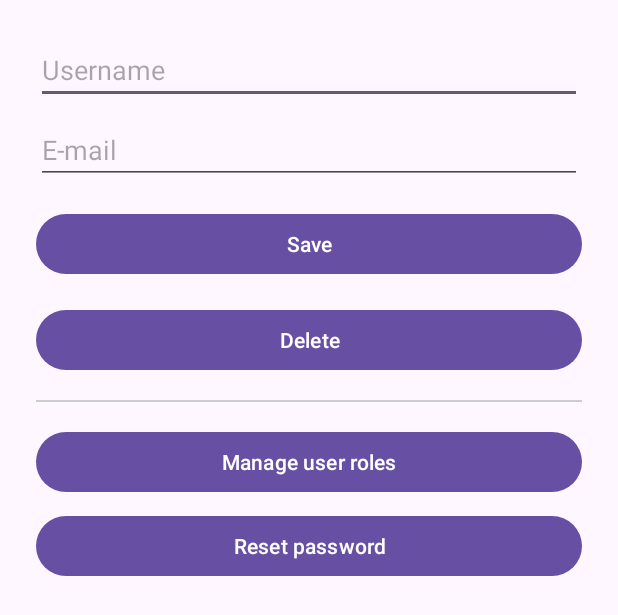
After one commit to Kr3n3r/rallyfotografico, an Android app: the layout dialog_manage_user.xml on its own in the app's theme, with its tools: preview values and no code run, on a phone screen of 412 x 824 dp. The commit adds this screen. Shown: the top 615 px of the screen. Run offline under Robolectric (Android 15) with nearby library versions, the phone set to English and light mode, and no system bars.

Commit message:
Manage users and groups and more

```diff
--- a/app/src/main/java/client/model/PatchedUser.java
+++ b/app/src/main/java/client/model/PatchedUser.java
@@ -27,7 +27,7 @@ public class PatchedUser {
   @SerializedName("email")
   private String email = null;
   @SerializedName("groups")
-  private List<URI> groups = null;
+  private List<String> groups = null;
   @SerializedName("photos")
   private String photos = null;
 
@@ -66,10 +66,10 @@ public class PatchedUser {
    * The groups this user belongs to. A user will get all permissions granted to each of their groups.
    **/
   @ApiModelProperty(value = "The groups this user belongs to. A user will get all permissions granted to each of their groups.")
-  public List<URI> getGroups() {
+  public List<String> getGroups() {
     return groups;
   }
-  public void setGroups(List<URI> groups) {
+  public void setGroups(List<String> groups) {
     this.groups = groups;
   }
 
--- a/app/src/main/java/client/model/User.java
+++ b/app/src/main/java/client/model/User.java
@@ -27,7 +27,7 @@ public class User {
   @SerializedName("email")
   private String email = null;
   @SerializedName("groups")
-  private List<URI> groups = null;
+  private List<String> groups = null;
   @SerializedName("photos")
   private List<URI> photos = null;
   @SerializedName("password")
@@ -68,10 +68,10 @@ public class User {
    * The groups this user belongs to. A user will get all permissions granted to each of their groups.
    **/
   @ApiModelProperty(value = "The groups this user belongs to. A user will get all permissions granted to each of their groups.")
-  public List<URI> getGroups() {
+  public List<String> getGroups() {
     return groups;
   }
-  public void setGroups(List<URI> groups) {
+  public void setGroups(List<String> groups) {
     this.groups = groups;
   }
 
--- a/app/src/main/java/es/alejandromarmol/rallyfotografico/LogInActivity.java
+++ b/app/src/main/java/es/alejandromarmol/rallyfotografico/LogInActivity.java
@@ -66,7 +66,7 @@ public class LogInActivity extends AppCompatActivity {
                     Session.setToken(token, this);
 
                     runOnUiThread(() -> {
-                        Utils.showMessage(this, getString(R.string.notification_user_successfully_auth_body), Utils.MessageType.ERROR);
+                        Utils.showMessage(this, getString(R.string.notification_user_successfully_auth_body), Utils.MessageType.OK);
                         // Solo aquí lanzamos el Intent
                         Intent intent = new Intent(this, ContestActivity.class);
                         startActivity(intent);
--- a/app/src/main/java/es/alejandromarmol/rallyfotografico/SignUpActivity.java
+++ b/app/src/main/java/es/alejandromarmol/rallyfotografico/SignUpActivity.java
@@ -27,6 +27,7 @@ import java.util.List;
 
 import client.ApiException;
 import client.api.AuthApi;
+import client.api.RolesApi;
 import client.api.UsersApi;
 import client.model.User;
 
@@ -144,7 +145,7 @@ public class SignUpActivity extends AppCompatActivity {
                 user.setUsername(username);
                 user.setPassword(password);
                 user.setEmail(email);
-                List<URI> groups = new ArrayList<>();
+                List<String> groups = new ArrayList<>();
                 user.setGroups(groups);
 
                 usersApi.usersCreate(user);
--- /dev/null
+++ b/app/src/main/res/layout/dialog_manage_user.xml
@@ -0,0 +1,57 @@
+<?xml version="1.0" encoding="utf-8"?>
+<LinearLayout xmlns:android="http://schemas.android.com/apk/res/android"
+    android:orientation="vertical"
+    android:padding="24dp"
+    android:layout_width="match_parent"
+    android:layout_height="wrap_content">
+
+    <EditText
+        android:id="@+id/inputUsername"
+        android:layout_width="match_parent"
+        android:layout_height="wrap_content"
+        android:hint="@string/username_hint"
+        android:inputType="textPersonName" />
+
+    <EditText
+        android:id="@+id/inputEmail"
+        android:layout_width="match_parent"
+        android:layout_height="wrap_content"
+        android:hint="@string/email_hint"
+        android:inputType="textEmailAddress"
+        android:layout_marginTop="8dp" />
+
+    <Button
+        android:id="@+id/buttonSaveUser"
+        android:layout_width="match_parent"
+        android:layout_height="wrap_content"
+        android:text="@string/save_user_button"
+        android:layout_marginTop="16dp" />
+
+    <Button
+        android:id="@+id/buttonDeleteUser"
+        android:layout_width="match_parent"
+        android:layout_height="wrap_content"
+        android:text="@string/delete_user_button"
+        android:layout_marginTop="16dp" />
+
+    <View
+        android:layout_width="match_parent"
+        android:layout_height="1dp"
+        android:layout_marginTop="16dp"
+        android:background="#CCCCCC" />
+
+    <Button
+        android:id="@+id/buttonManageRoles"
+        android:layout_width="match_parent"
+        android:layout_height="wrap_content"
+        android:text="@string/manage_roles_button"
+        android:layout_marginTop="16dp" />
+
+    <Button
+        android:id="@+id/buttonResetPassword"
+        android:layout_width="match_parent"
+        android:layout_height="wrap_content"
+        android:text="@string/reset_password_button"
+        android:layout_marginTop="8dp" />
+
+</LinearLayout>
--- a/app/src/main/res/layout/fragment_dashboard.xml
+++ b/app/src/main/res/layout/fragment_dashboard.xml
@@ -91,12 +91,12 @@
             android:gravity="center">
 
             <Button
-                android:id="@+id/btnParticipant"
+                android:id="@+id/btnManageGroups"
                 style="@style/RoundedButton"
                 android:layout_width="match_parent"
                 android:layout_height="wrap_content"
                 android:layout_weight="1"
-                android:text="Participant" />
+                android:text="@string/manage_group_button" />
 
             <Space
                 android:layout_width="8dp"
--- a/app/src/main/res/values/strings.xml
+++ b/app/src/main/res/values/strings.xml
@@ -21,6 +21,7 @@
     <string name="upload_photo_button">Upload photo</string>
     <string name="validate_photo_button">Validate</string>
     <string name="delete_photo_button">Delete</string>
+    <string name="edit_user_button">Edit</string>
     <string name="username_edit_text_error">User already exists</string>
     <string name="password_edit_text_error">Must contain 8 characters, a (.) or (,) and a number (1-9)</string>
     <string name="username_empty_error">Username is mandatory</string>
@@ -34,6 +35,7 @@
     <string name="notification_user_created_body">User created. Logging in...</string>
     <string name="notification_user_successfully_auth_body">User authenticated correctly</string>
     <string name="notification_error_authenticating_user_body">Invalid credentials</string>
+    <string name="notification_error_updating_user_body">Error updating user information. Please check the data is valid.</string>
     <string name="notification_error_creating_user_body">API error received creating user</string>
     <string name="notification_unexpected_error_body">Unexpected error received</string>
     <string name="notification_error_getting_photos">Error getting photos</string>
@@ -42,6 +44,25 @@
     <string name="notification_error_getting_voting_deadline">Error getting voting deadline</string>
     <string name="notification_error_getting_contest_name">Error getting voting name</string>
     <string name="notification_error_voting">Error when voting</string>
+    <string name="notification_error_getting_users">Error getting users</string>
+    <string name="manage_group_button">Manage groups</string>
+    <string name="manage_group_title">Manage existing groups or create new ones</string>
+    <string name="group_name_input_hint">IE: operators</string>
+    <string name="create_new_group_button">Create new group</string>
+    <string name="update_group_button">Update group</string>
+    <string name="delete_group_button">Delete group</string>
+    <string name="dialog_cancel_button">Cancel</string>
+    <string name="dialog_exit_button">Exit</string>
+
+    <string name="edit_user_title">Manage user data and information</string>
+    <string name="username_hint">Username</string>
+    <string name="email_hint">E-mail</string>
+    <string name="save_user_button">Save</string>
+    <string name="delete_user_button">Delete</string>
+    <string name="manage_roles_button">Manage user roles</string>
+    <string name="reset_password_button">Reset password</string>
+
+
 
 
 </resources>
```
Also changed, not shown: app/src/main/java/client/model/Role.java (+11 -7 lines), app/src/main/java/es/alejandromarmol/rallyfotografico/Utils.java (+122 -0 lines), app/src/main/java/es/alejandromarmol/rallyfotografico/ui/dashboard/DashboardFragment.java (+99 -9 lines), app/src/main/java/es/alejandromarmol/rallyfotografico/ui/dashboard/UserAdapter.java (added, +95 -0 lines), app/src/main/res/layout/dialog_manage_groups.xml (added, +49 -0 lines), app/src/main/res/layout/item_user.xml (added, +57 -0 lines), 1 other file.
